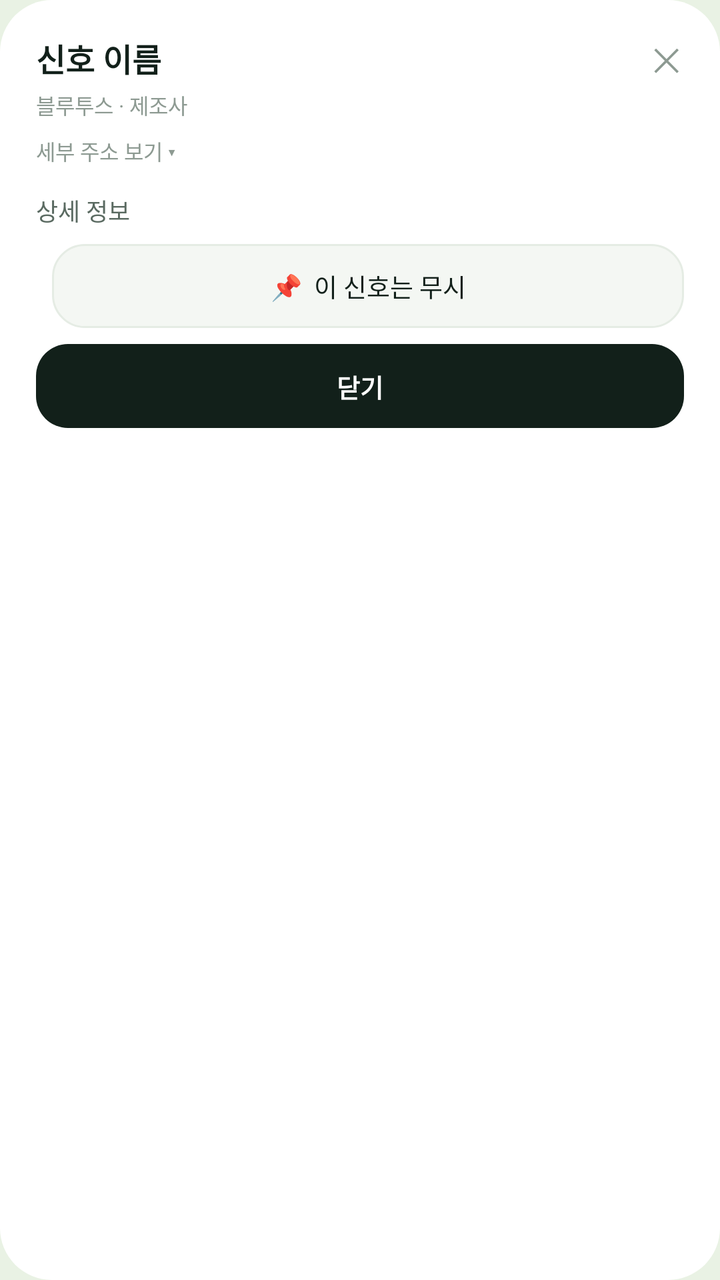
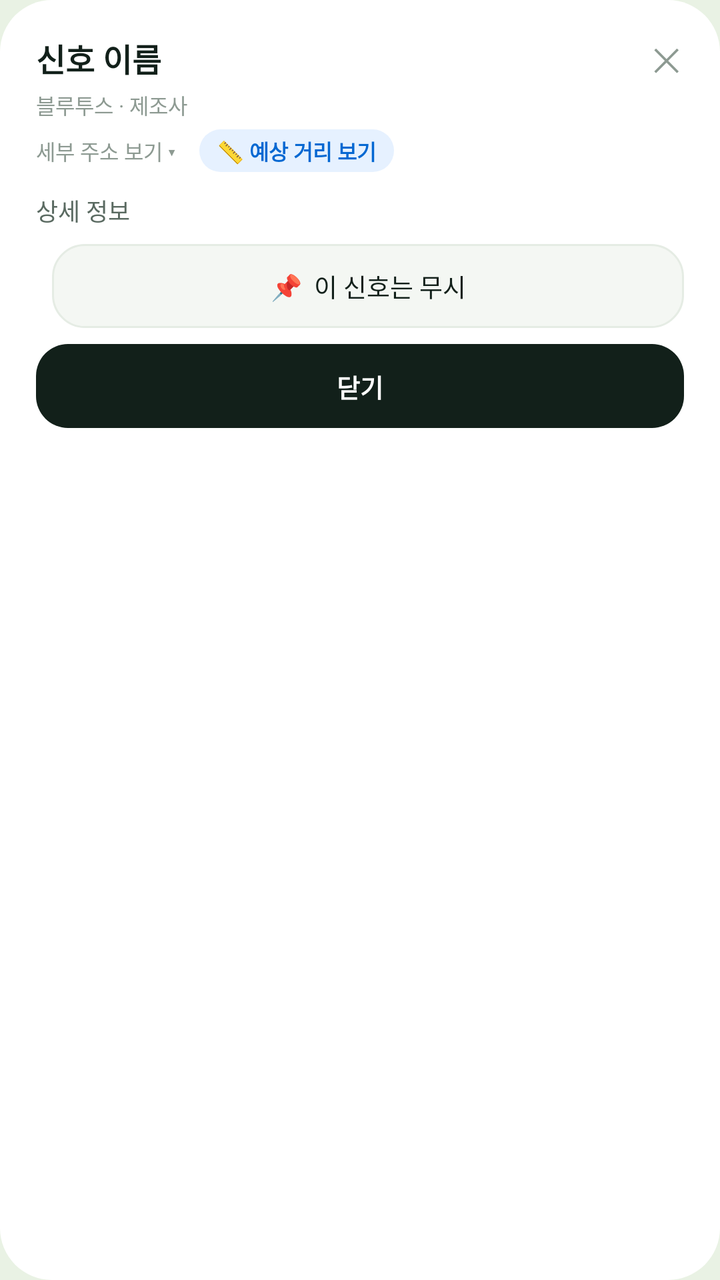

An Android layout rendered at two revisions. The XML below is the earlier revision; the diff shows what the commit changed to produce the second picture.
<!-- AndroidManifest.xml: application theme Theme.SignalRadarV2 -->
<!-- res/layout/dialog_detail_v2.xml -->
<?xml version="1.0" encoding="utf-8"?>
<LinearLayout xmlns:android="http://schemas.android.com/apk/res/android"
    android:layout_width="match_parent"
    android:layout_height="wrap_content"
    android:background="@drawable/bg_v2_dialog"
    android:orientation="vertical"
    android:paddingStart="18dp"
    android:paddingTop="16dp"
    android:paddingEnd="18dp"
    android:paddingBottom="16dp">

    <LinearLayout
        android:layout_width="match_parent"
        android:layout_height="wrap_content"
        android:gravity="center_vertical"
        android:orientation="horizontal">

        <TextView
            android:id="@+id/detailTitle"
            android:layout_width="0dp"
            android:layout_height="wrap_content"
            android:layout_weight="1"
            android:ellipsize="end"
            android:maxLines="2"
            android:text="신호 이름"
            android:textColor="@color/v2_ink"
            android:textSize="16sp"
            android:textStyle="bold" />

        <TextView
            android:id="@+id/detailCloseTop"
            android:layout_width="wrap_content"
            android:layout_height="wrap_content"
            android:background="@android:color/transparent"
            android:paddingStart="10dp"
            android:paddingTop="2dp"
            android:paddingEnd="2dp"
            android:paddingBottom="2dp"
            android:text="✕"
            android:textColor="@color/v2_ink_faint"
            android:textSize="16sp" />
    </LinearLayout>

    <TextView
        android:id="@+id/detailSubtitle"
        android:layout_width="match_parent"
        android:layout_height="wrap_content"
        android:layout_marginTop="2dp"
        android:ellipsize="end"
        android:maxLines="1"
        android:text="블루투스 · 제조사"
        android:textColor="@color/v2_ink_faint"
        android:textSize="10.5sp" />

    
    <LinearLayout
        android:layout_width="match_parent"
        android:layout_height="wrap_content"
        android:layout_marginTop="4dp"
        android:gravity="center_vertical"
        android:orientation="horizontal">

        <TextView
            android:id="@+id/detailAddressToggle"
            android:layout_width="wrap_content"
            android:layout_height="wrap_content"
            android:background="@android:color/transparent"
            android:clickable="true"
            android:focusable="true"
            android:paddingTop="3dp"
            android:paddingEnd="6dp"
            android:paddingBottom="3dp"
            android:text="세부 주소 보기 ▾"
            android:textColor="@color/v2_ink_faint"
            android:textSize="10.5sp" />

        <TextView
            android:id="@+id/detailAddress"
            android:layout_width="0dp"
            android:layout_height="wrap_content"
            android:layout_marginStart="6dp"
            android:layout_weight="1"
            android:ellipsize="end"
            android:maxLines="1"
            android:text="F8:1E:DF:12:34:56"
            android:textColor="@color/v2_ink_soft"
            android:textSize="10.5sp"
            android:visibility="gone" />
    </LinearLayout>

    <TextView
        android:id="@+id/detailBadges"
        android:layout_width="wrap_content"
        android:layout_height="wrap_content"
        android:layout_marginTop="8dp"
        android:background="@drawable/bg_badge_mine"
        android:paddingStart="9dp"
        android:paddingTop="3dp"
        android:paddingEnd="9dp"
        android:paddingBottom="3dp"
        android:text="🔗 내 폰 연결됨"
        android:textColor="#FEF3C7"
        android:textSize="11sp"
        android:textStyle="bold"
        android:visibility="gone" />

    <ScrollView
        android:id="@+id/detailScroll"
        android:layout_width="match_parent"
        android:layout_height="wrap_content"
        android:layout_marginTop="10dp"
        android:scrollbarStyle="outsideOverlay">

        <TextView
            android:id="@+id/detailBody"
            android:layout_width="match_parent"
            android:layout_height="wrap_content"
            android:lineSpacingExtra="2.5dp"
            android:text="상세 정보"
            android:textColor="@color/v2_ink_soft"
            android:textSize="12sp" />
    </ScrollView>

    <TextView
        android:id="@+id/detailGattResult"
        android:layout_width="match_parent"
        android:layout_height="wrap_content"
        android:layout_marginTop="8dp"
        android:background="@drawable/bg_v2_notice"
        android:lineSpacingExtra="2dp"
        android:padding="9dp"
        android:text="이름을 읽는 중"
        android:textColor="@color/v2_blue_deep"
        android:textSize="11sp"
        android:visibility="gone" />

    <TextView
        android:id="@+id/detailGattButton"
        android:layout_width="match_parent"
        android:layout_height="44dp"
        android:layout_marginTop="10dp"
        android:background="@drawable/bg_v2_button_soft"
        android:gravity="center"
        android:text="🔍  기기 이름 더 읽어오기"
        android:textColor="@color/v2_blue"
        android:textSize="12.5sp"
        android:textStyle="bold"
        android:visibility="gone" />

    <LinearLayout
        android:layout_width="match_parent"
        android:layout_height="wrap_content"
        android:layout_marginTop="8dp"
        android:orientation="horizontal">

        <TextView
            android:id="@+id/detailDirection"
            android:layout_width="0dp"
            android:layout_height="42dp"
            android:layout_weight="1"
            android:background="@drawable/bg_v2_button_soft"
            android:gravity="center"
            android:text="🎯  가까이 찾기"
            android:textColor="@color/v2_ink"
            android:textSize="12.5sp"
            android:visibility="gone" />

        <TextView
            android:id="@+id/detailIgnore"
            android:layout_width="0dp"
            android:layout_height="42dp"
            android:layout_marginStart="8dp"
            android:layout_weight="1"
            android:background="@drawable/bg_v2_button_soft"
            android:gravity="center"
            android:text="📌  이 신호는 무시"
            android:textColor="@color/v2_ink"
            android:textSize="12.5sp" />
    </LinearLayout>

    <TextView
        android:id="@+id/detailClose"
        android:layout_width="match_parent"
        android:layout_height="42dp"
        android:layout_marginTop="8dp"
        android:background="@drawable/bg_v2_button_primary"
        android:gravity="center"
        android:text="닫기"
        android:textColor="#FFFFFF"
        android:textSize="12.5sp"
        android:textStyle="bold" />
</LinearLayout>
<!-- resources referenced by this layout -->
<resources>
  <color name="v2_blue">#087FFE</color>
  <color name="v2_blue_deep">#0568D2</color>
  <color name="v2_ink">#12201A</color>
  <color name="v2_ink_faint">#8D9A92</color>
  <color name="v2_ink_soft">#5A6A61</color>
  <!-- drawable bg_badge_mine (drawable) -->
  <?xml version="1.0" encoding="utf-8"?>
  <shape xmlns:android="http://schemas.android.com/apk/res/android" android:shape="rectangle">
      <solid android:color="#4C3A12" />
      <stroke
          android:width="1dp"
          android:color="#8A6A1F" />
      <corners android:radius="7dp" />
  </shape>
  <!-- drawable bg_v2_button_primary (drawable) -->
  <?xml version="1.0" encoding="utf-8"?>
  <shape xmlns:android="http://schemas.android.com/apk/res/android" android:shape="rectangle">
      <solid android:color="@color/v2_ink" />
      <corners android:radius="16dp" />
  </shape>
  <!-- drawable bg_v2_button_soft (drawable) -->
  <?xml version="1.0" encoding="utf-8"?>
  <shape xmlns:android="http://schemas.android.com/apk/res/android" android:shape="rectangle">
      <solid android:color="@color/v2_sheet_soft" />
      <corners android:radius="16dp" />
      <stroke android:width="1dp" android:color="@color/v2_line" />
  </shape>
  <!-- drawable bg_v2_dialog (drawable) -->
  <?xml version="1.0" encoding="utf-8"?>
  <shape xmlns:android="http://schemas.android.com/apk/res/android" android:shape="rectangle">
      <solid android:color="@color/v2_sheet" />
      <corners android:radius="26dp" />
  </shape>
  <!-- drawable bg_v2_notice (drawable) -->
  <?xml version="1.0" encoding="utf-8"?>
  <shape xmlns:android="http://schemas.android.com/apk/res/android" android:shape="rectangle">
      <solid android:color="@color/v2_blue_soft" />
      <corners android:radius="18dp" />
      <stroke android:width="1dp" android:color="#CBE1FF" />
  </shape>
  <style name="Theme.SignalRadarV2" parent="Theme.SignalRadar">
          <item name="colorPrimary">@color/v2_blue</item>
          <item name="colorPrimaryDark">@color/v2_hero_top</item>
          <item name="colorAccent">@color/v2_blue</item>
          <item name="android:windowBackground">@color/v2_hero_top</item>
          <item name="android:statusBarColor">@color/v2_hero_top</item>
          <item name="android:navigationBarColor">@color/v2_sheet</item>
          <item name="android:textColorPrimary">@color/v2_ink</item>
          <item name="android:textColorSecondary">@color/v2_ink_soft</item>
          <item name="android:windowLightStatusBar">true</item>
      </style>
  <color name="v2_sheet_soft">#F4F7F3</color>
  <color name="v2_line">#E5ECE4</color>
  <color name="v2_sheet">#FFFFFF</color>
  <color name="v2_blue_soft">#E6F1FF</color>
  <style name="Theme.SignalRadar" parent="Theme.AppCompat.DayNight.NoActionBar">
          <item name="colorPrimary">@color/accent</item>
          <item name="colorPrimaryDark">@color/bg</item>
          <item name="colorAccent">@color/accent</item>
          <item name="android:windowBackground">@color/bg</item>
          <item name="android:statusBarColor">@color/bg</item>
          <item name="android:navigationBarColor">@color/bg</item>
          <item name="android:textColorPrimary">@color/text_primary</item>
          <item name="android:textColorSecondary">@color/text_secondary</item>
          <item name="android:windowLightStatusBar">false</item>
      </style>
  <color name="v2_hero_top">#E9F2E4</color>
  <color name="accent">#2ED3C6</color>
  <color name="bg">#070B10</color>
  <color name="text_primary">#E9F1F8</color>
  <color name="text_secondary">#93A4B8</color>
</resources>

<!-- the commit's change to res/layout/dialog_detail_v2.xml (unified diff, before → after) -->
@@ -86,6 +86,24 @@
             android:textColor="@color/v2_ink_soft"
             android:textSize="10.5sp"
             android:visibility="gone" />
+
+        
+        <TextView
+            android:id="@+id/detailDistanceToggle"
+            android:layout_width="wrap_content"
+            android:layout_height="wrap_content"
+            android:layout_marginStart="6dp"
+            android:background="@drawable/bg_v2_step_near"
+            android:clickable="true"
+            android:focusable="true"
+            android:paddingStart="9dp"
+            android:paddingTop="3dp"
+            android:paddingEnd="9dp"
+            android:paddingBottom="3dp"
+            android:text="📏 예상 거리 보기"
+            android:textColor="@color/v2_blue_deep"
+            android:textSize="10.5sp"
+            android:textStyle="bold" />
     </LinearLayout>
 
     <TextView
<!-- resource entries referenced after the edit -->
@@ -40,6 +40,12 @@
       <corners android:radius="18dp" />
       <stroke android:width="1dp" android:color="#CBE1FF" />
   </shape>
+  <!-- drawable bg_v2_step_near (drawable) -->
+  <?xml version="1.0" encoding="utf-8"?>
+  <shape xmlns:android="http://schemas.android.com/apk/res/android" android:shape="rectangle">
+      <solid android:color="@color/v2_blue_soft" />
+      <corners android:radius="100dp" />
+  </shape>
   <style name="Theme.SignalRadarV2" parent="Theme.SignalRadar">
           <item name="colorPrimary">@color/v2_blue</item>
           <item name="colorPrimaryDark">@color/v2_hero_top</item>
